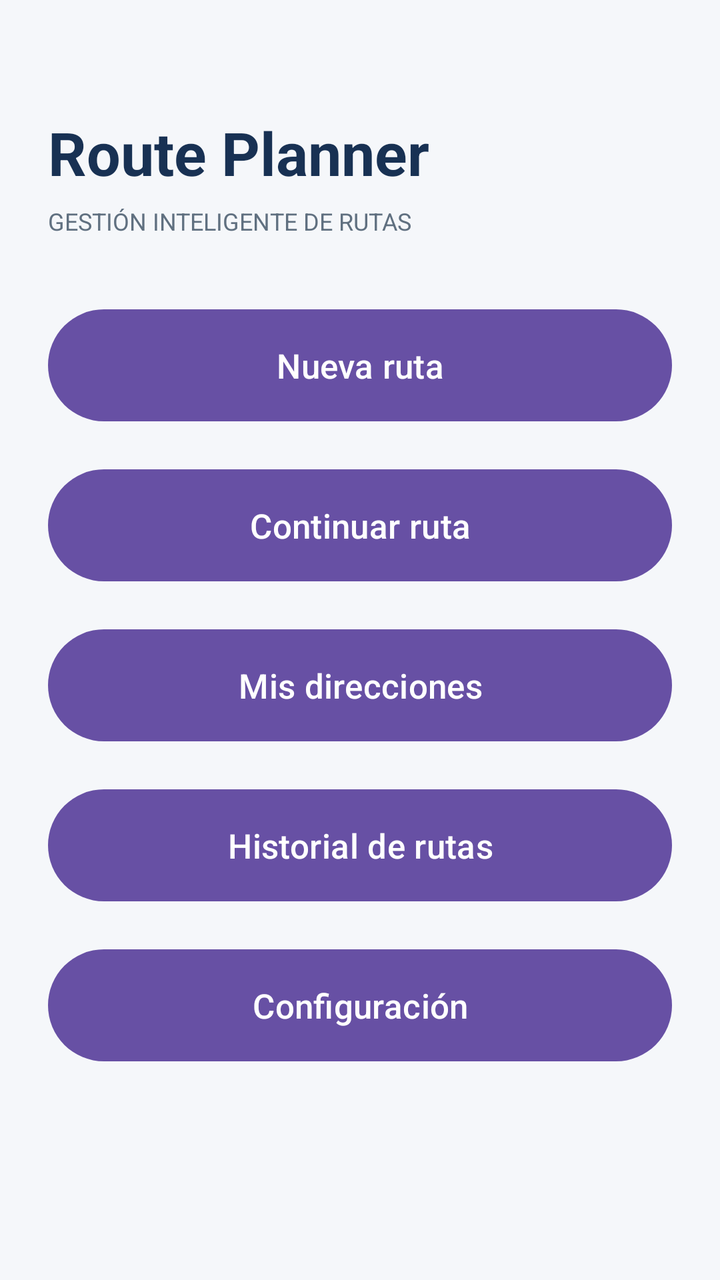
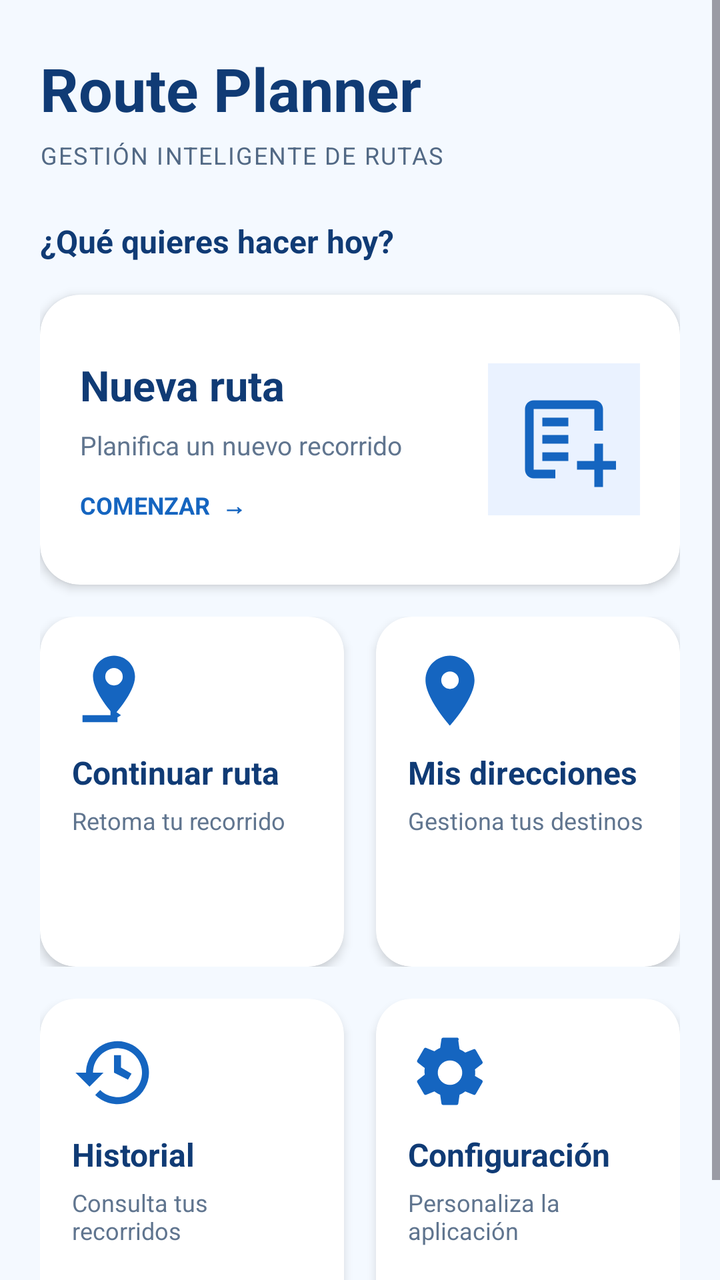

Before-and-after screenshots of an Android layout around one commit, followed by the original layout XML and the change that was made.
<!-- AndroidManifest.xml: application theme Theme.RoutePlanner -->
<!-- res/layout/activity_main.xml -->
<?xml version="1.0" encoding="utf-8"?>
<ScrollView xmlns:android="http://schemas.android.com/apk/res/android"
    android:layout_width="match_parent"
    android:layout_height="match_parent"
    android:fillViewport="true"
    android:background="#F5F7FA">

    <LinearLayout
        android:layout_width="match_parent"
        android:layout_height="wrap_content"
        android:orientation="vertical"
        android:padding="24dp">

        <TextView
            android:layout_width="match_parent"
            android:layout_height="wrap_content"
            android:text="Route Planner"
            android:textSize="30sp"
            android:textStyle="bold"
            android:textColor="#183153"
            android:layout_marginTop="32dp"/>

        <TextView
            android:layout_width="match_parent"
            android:layout_height="wrap_content"
            android:text="GESTIÓN INTELIGENTE DE RUTAS"
            android:textSize="12sp"
            android:textColor="#607080"
            android:layout_marginTop="6dp"
            android:layout_marginBottom="32dp"/>

        <Button
            android:id="@+id/btnNewRoute"
            android:layout_width="match_parent"
            android:layout_height="64dp"
            android:text="Nueva ruta"
            android:textSize="17sp"/>

        <Button
            android:id="@+id/btnContinueRoute"
            android:layout_width="match_parent"
            android:layout_height="64dp"
            android:text="Continuar ruta"
            android:textSize="17sp"
            android:layout_marginTop="16dp"/>

        <Button
            android:id="@+id/btnDestinations"
            android:layout_width="match_parent"
            android:layout_height="64dp"
            android:text="Mis direcciones"
            android:textSize="17sp"
            android:layout_marginTop="16dp"/>

        <Button
            android:id="@+id/btnHistory"
            android:layout_width="match_parent"
            android:layout_height="64dp"
            android:text="Historial de rutas"
            android:textSize="17sp"
            android:layout_marginTop="16dp"/>

        <Button
            android:id="@+id/btnSettings"
            android:layout_width="match_parent"
            android:layout_height="64dp"
            android:text="Configuración"
            android:textSize="17sp"
            android:layout_marginTop="16dp"/>

    </LinearLayout>
</ScrollView>
<!-- resources referenced by this layout -->
<resources>
  <style name="Base.Theme.RoutePlanner" parent="Theme.Material3.DayNight.NoActionBar">
          
          
      </style>
  <!-- unchanged entries left out for length: 1 -->
</resources>

<!-- the commit's change to res/layout/activity_main.xml (unified diff, before → after) -->
@@ -1,72 +1,322 @@
 <?xml version="1.0" encoding="utf-8"?>
-<ScrollView xmlns:android="http://schemas.android.com/apk/res/android"
+<ScrollView
+    xmlns:android="http://schemas.android.com/apk/res/android"
+    xmlns:app="http://schemas.android.com/apk/res-auto"
     android:layout_width="match_parent"
     android:layout_height="match_parent"
     android:fillViewport="true"
-    android:background="#F5F7FA">
+    android:background="#F4F9FF">
 
     <LinearLayout
         android:layout_width="match_parent"
         android:layout_height="wrap_content"
         android:orientation="vertical"
-        android:padding="24dp">
-
+        android:padding="20dp">
+
+        
         <TextView
             android:layout_width="match_parent"
             android:layout_height="wrap_content"
             android:text="Route Planner"
             android:textSize="30sp"
             android:textStyle="bold"
-            android:textColor="#183153"
-            android:layout_marginTop="32dp"/>
+            android:textColor="#103B75"
+            android:layout_marginTop="4dp"/>
 
         <TextView
             android:layout_width="match_parent"
             android:layout_height="wrap_content"
             android:text="GESTIÓN INTELIGENTE DE RUTAS"
             android:textSize="12sp"
-            android:textColor="#607080"
-            android:layout_marginTop="6dp"
-            android:layout_marginBottom="32dp"/>
-
-        <Button
-            android:id="@+id/btnNewRoute"
-            android:layout_width="match_parent"
-            android:layout_height="64dp"
-            android:text="Nueva ruta"
-            android:textSize="17sp"/>
-
-        <Button
-            android:id="@+id/btnContinueRoute"
-            android:layout_width="match_parent"
-            android:layout_height="64dp"
-            android:text="Continuar ruta"
-            android:textSize="17sp"
-            android:layout_marginTop="16dp"/>
-
-        <Button
-            android:id="@+id/btnDestinations"
-            android:layout_width="match_parent"
-            android:layout_height="64dp"
-            android:text="Mis direcciones"
-            android:textSize="17sp"
-            android:layout_marginTop="16dp"/>
-
-        <Button
-            android:id="@+id/btnHistory"
-            android:layout_width="match_parent"
-            android:layout_height="64dp"
-            android:text="Historial de rutas"
-            android:textSize="17sp"
-            android:layout_marginTop="16dp"/>
-
-        <Button
-            android:id="@+id/btnSettings"
-            android:layout_width="match_parent"
-            android:layout_height="64dp"
-            android:text="Configuración"
-            android:textSize="17sp"
-            android:layout_marginTop="16dp"/>
+            android:textColor="#526985"
+            android:letterSpacing="0.06"
+            android:layout_marginTop="5dp"/>
+
+        <TextView
+            android:layout_width="match_parent"
+            android:layout_height="wrap_content"
+            android:text="¿Qué quieres hacer hoy?"
+            android:textSize="16sp"
+            android:textStyle="bold"
+            android:textColor="#103B75"
+            android:layout_marginTop="24dp"
+            android:layout_marginBottom="16dp"/>
+
+        
+        <com.google.android.material.card.MaterialCardView
+            android:id="@+id/cvNewRoute"
+            android:layout_width="match_parent"
+            android:layout_height="145dp"
+            android:clickable="true"
+            android:focusable="true"
+            android:foreground="?attr/selectableItemBackground"
+            app:cardBackgroundColor="#FFFFFF"
+            app:cardCornerRadius="20dp"
+            app:cardElevation="3dp"
+            app:strokeWidth="0dp">
+
+            <LinearLayout
+                android:layout_width="match_parent"
+                android:layout_height="match_parent"
+                android:orientation="horizontal"
+                android:gravity="center_vertical"
+                android:padding="20dp">
+
+                <LinearLayout
+                    android:layout_width="0dp"
+                    android:layout_height="wrap_content"
+                    android:layout_weight="1"
+                    android:orientation="vertical">
+
+                    <TextView
+                        android:layout_width="wrap_content"
+                        android:layout_height="wrap_content"
+                        android:text="Nueva ruta"
+                        android:textSize="21sp"
+                        android:textStyle="bold"
+                        android:textColor="#103B75"/>
+
+                    <TextView
+                        android:layout_width="wrap_content"
+                        android:layout_height="wrap_content"
+                        android:text="Planifica un nuevo recorrido"
+                        android:textSize="13sp"
+                        android:textColor="#60758F"
+                        android:layout_marginTop="7dp"/>
+
+                    <TextView
+                        android:layout_width="wrap_content"
+                        android:layout_height="wrap_content"
+                        android:text="COMENZAR  →"
+                        android:textSize="12sp"
+                        android:textStyle="bold"
+                        android:textColor="#1565C0"
+                        android:layout_marginTop="13dp"/>
+
+                </LinearLayout>
+
+                <ImageView
+                    android:layout_width="76dp"
+                    android:layout_height="76dp"
+                    android:src="@drawable/ic_add_route"
+                    android:background="#EAF2FF"
+                    android:padding="12dp"
+                    android:contentDescription="Nueva ruta"/>
+
+            </LinearLayout>
+
+        </com.google.android.material.card.MaterialCardView>
+
+        
+        <LinearLayout
+            android:layout_width="match_parent"
+            android:layout_height="wrap_content"
+            android:orientation="horizontal"
+            android:layout_marginTop="16dp">
+
+            
+            <com.google.android.material.card.MaterialCardView
+                android:id="@+id/cvContinueRoute"
+                android:layout_width="0dp"
+                android:layout_height="175dp"
+                android:layout_weight="1"
+                android:layout_marginEnd="8dp"
+                android:clickable="true"
+                android:focusable="true"
+                android:foreground="?attr/selectableItemBackground"
+                app:cardBackgroundColor="#FFFFFF"
+                app:cardCornerRadius="18dp"
+                app:cardElevation="3dp"
+                app:strokeWidth="0dp">
+
+                <LinearLayout
+                    android:layout_width="match_parent"
+                    android:layout_height="match_parent"
+                    android:orientation="vertical"
+                    android:padding="16dp">
+
+                    <ImageView
+                        android:layout_width="42dp"
+                        android:layout_height="42dp"
+                        android:src="@drawable/ic_continue_route"
+                        android:contentDescription="Continuar ruta"/>
+
+                    <TextView
+                        android:layout_width="wrap_content"
+                        android:layout_height="wrap_content"
+                        android:text="Continuar ruta"
+                        android:textSize="16sp"
+                        android:textStyle="bold"
+                        android:textColor="#103B75"
+                        android:layout_marginTop="9dp"/>
+
+                    <TextView
+                        android:layout_width="wrap_content"
+                        android:layout_height="wrap_content"
+                        android:text="Retoma tu recorrido"
+                        android:textSize="12sp"
+                        android:textColor="#60758F"
+                        android:layout_marginTop="5dp"/>
+
+                </LinearLayout>
+
+            </com.google.android.material.card.MaterialCardView>
+
+            
+            <com.google.android.material.card.MaterialCardView
+                android:id="@+id/cvDestinations"
+                android:layout_width="0dp"
+                android:layout_height="175dp"
+                android:layout_weight="1"
+                android:layout_marginStart="8dp"
+                android:clickable="true"
+                android:focusable="true"
+                android:foreground="?attr/selectableItemBackground"
+                app:cardBackgroundColor="#FFFFFF"
+                app:cardCornerRadius="18dp"
+                app:cardElevation="3dp"
+                app:strokeWidth="0dp">
+
+                <LinearLayout
+                    android:layout_width="match_parent"
+                    android:layout_height="match_parent"
+                    android:orientation="vertical"
+                    android:padding="16dp">
+
+                    <ImageView
+                        android:layout_width="42dp"
+                        android:layout_height="42dp"
+                        android:src="@drawable/ic_destinations"
+                        android:contentDescription="Mis direcciones"/>
+
+                    <TextView
+                        android:layout_width="wrap_content"
+                        android:layout_height="wrap_content"
+                        android:text="Mis direcciones"
+                        android:textSize="16sp"
+                        android:textStyle="bold"
+                        android:textColor="#103B75"
+                        android:layout_marginTop="9dp"/>
+
+                    <TextView
+                        android:layout_width="wrap_content"
+                        android:layout_height="wrap_content"
+                        android:text="Gestiona tus destinos"
+                        android:textSize="12sp"
+                        android:textColor="#60758F"
+                        android:layout_marginTop="5dp"/>
+
+                </LinearLayout>
+
+            </com.google.android.material.card.MaterialCardView>
+
+        </LinearLayout>
+
+        
+        <LinearLayout
+            android:layout_width="match_parent"
+            android:layout_height="wrap_content"
+            android:orientation="horizontal"
+            android:layout_marginTop="16dp">
+
+            
+            <com.google.android.material.card.MaterialCardView
+                android:id="@+id/cvHistory"
+                android:layout_width="0dp"
+                android:layout_height="175dp"
+                android:layout_weight="1"
+                android:layout_marginEnd="8dp"
+                android:clickable="true"
+                android:focusable="true"
+                android:foreground="?attr/selectableItemBackground"
+                app:cardBackgroundColor="#FFFFFF"
+                app:cardCornerRadius="18dp"
+                app:cardElevation="3dp"
+                app:strokeWidth="0dp">
+
+                <LinearLayout
+                    android:layout_width="match_parent"
+                    android:layout_height="match_parent"
+                    android:orientation="vertical"
+                    android:padding="16dp">
+
+                    <ImageView
+                        android:layout_width="42dp"
+                        android:layout_height="42dp"
+                        android:src="@drawable/ic_history"
+                        android:contentDescription="Historial"/>
+
+                    <TextView
+                        android:layout_width="wrap_content"
+                        android:layout_height="wrap_content"
+                        android:text="Historial"
+                        android:textSize="16sp"
+                        android:textStyle="bold"
+                        android:textColor="#103B75"
+                        android:layout_marginTop="9dp"/>
+
+                    <TextView
+                        android:layout_width="wrap_content"
+                        android:layout_height="wrap_content"
+                        android:text="Consulta tus recorridos"
+                        android:textSize="12sp"
+                        android:textColor="#60758F"
+                        android:layout_marginTop="5dp"/>
+
+                </LinearLayout>
+
+            </com.google.android.material.card.MaterialCardView>
+
+            
+            <com.google.android.material.card.MaterialCardView
+                android:id="@+id/cvSettings"
+                android:layout_width="0dp"
+                android:layout_height="175dp"
+                android:layout_weight="1"
+                android:layout_marginStart="8dp"
+                android:clickable="true"
+                android:focusable="true"
+                android:foreground="?attr/selectableItemBackground"
+                app:cardBackgroundColor="#FFFFFF"
+                app:cardCornerRadius="18dp"
+                app:cardElevation="3dp"
+                app:strokeWidth="0dp">
+
+                <LinearLayout
+                    android:layout_width="match_parent"
+                    android:layout_height="match_parent"
+                    android:orientation="vertical"
+                    android:padding="16dp">
+
+                    <ImageView
+                        android:layout_width="42dp"
+                        android:layout_height="42dp"
+                        android:src="@drawable/ic_settings"
+                        android:contentDescription="Configuración"/>
+
+                    <TextView
+                        android:layout_width="wrap_content"
+                        android:layout_height="wrap_content"
+                        android:text="Configuración"
+                        android:textSize="16sp"
+                        android:textStyle="bold"
+                        android:textColor="#103B75"
+                        android:layout_marginTop="9dp"/>
+
+                    <TextView
+                        android:layout_width="wrap_content"
+                        android:layout_height="wrap_content"
+                        android:text="Personaliza la aplicación"
+                        android:textSize="12sp"
+                        android:textColor="#60758F"
+                        android:layout_marginTop="5dp"/>
+
+                </LinearLayout>
+
+            </com.google.android.material.card.MaterialCardView>
+
+        </LinearLayout>
 
     </LinearLayout>
+
 </ScrollView>
<!-- resource entries referenced after the edit -->
@@ -1,9 +1,154 @@
 <!-- resources referenced by this layout -->
 <resources>
+  <!-- drawable ic_add_route (drawable) -->
+  <vector xmlns:android="http://schemas.android.com/apk/res/android"
+      android:width="48dp"
+      android:height="48dp"
+      android:viewportWidth="24"
+      android:viewportHeight="24">
+      <path
+          android:fillColor="#1565C0"
+          android:pathData="M19,3H5C3.9,3 3,3.9 3,5v14c0,1.1 0.9,2 2,2h5v-2H5V5h14v5h2V5c0,-1.1 -0.9,-2 -2,-2zM13,7H7v2h6V7zM13,11H7v2h6v-2zM13,15H7v2h6v-2zM19,13v4h-4v2h4v4h2v-4h4v-2h-4v-4z"/>
+  </vector>
+  <!-- drawable ic_continue_route (drawable) -->
+  <vector xmlns:android="http://schemas.android.com/apk/res/android"
+      android:width="48dp"
+      android:height="48dp"
+      android:viewportWidth="24"
+      android:viewportHeight="24">
+      <path
+          android:fillColor="#1565C0"
+          android:pathData="M12,2C8.69,2 6,4.69 6,8c0,4.5 6,11 6,11s6,-6.5 6,-11c0,-3.31 -2.69,-6 -6,-6zM12,10.5A2.5,2.5 0,1 1,12 5.5a2.5,2.5 0,0 1,0 5z"/>
+      <path
+          android:fillColor="#1565C0"
+          android:pathData="M3,19h10v2H3zM11,17l3,2 -3,2z"/>
+  </vector>
+  <!-- drawable ic_destinations (drawable) -->
+  <vector xmlns:android="http://schemas.android.com/apk/res/android"
+      android:width="48dp"
+      android:height="48dp"
+      android:viewportWidth="24"
+      android:viewportHeight="24">
+      <path
+          android:fillColor="#1565C0"
+          android:pathData="M12,2C8.13,2 5,5.13 5,9c0,5.25 7,13 7,13s7,-7.75 7,-13c0,-3.87 -3.13,-7 -7,-7zM12,11.5A2.5,2.5 0,1 1,12 6.5a2.5,2.5 0,0 1,0 5z"/>
+  </vector>
+  <!-- drawable ic_history (drawable) -->
+  <vector xmlns:android="http://schemas.android.com/apk/res/android"
+      android:width="48dp"
+      android:height="48dp"
+      android:viewportWidth="24"
+      android:viewportHeight="24">
+      <path
+          android:fillColor="#1565C0"
+          android:pathData="M13,3a9,9 0,0 0,-9 9H1l4,4 4,-4H6a7,7 0,1 1,2.05 4.95l-1.42,1.42A9,9 0,1 0,13 3zM12,7v5l4,2 1,-1.73 -3,-1.77V7z"/>
+  </vector>
+  <!-- drawable ic_settings (drawable) -->
+  <vector xmlns:android="http://schemas.android.com/apk/res/android"
+      android:width="48dp"
+      android:height="48dp"
+      android:viewportWidth="24"
+      android:viewportHeight="24">
+      <path
+          android:fillColor="#1565C0"
+          android:pathData="M19.14,12.94c0.04,-0.31 0.06,-0.62 0.06,-0.94s-0.02,-0.63 -0.07,-0.94l2.03,-1.58a0.5,0.5 0,0 0,0.12 -0.64l-1.92,-3.32a0.5,0.5 0,0 0,-0.61 -0.22l-2.39,0.96a7.28,7.28 0,0 0,-1.63 -0.94L14.37,2.8A0.49,0.49 0,0 0,13.88 2h-3.84a0.49,0.49 0,0 0,-0.49 0.41L9.19,4.94c-0.59,0.23 -1.13,0.55 -1.63,0.94l-2.39,-0.96a0.5,0.5 0,0 0,-0.61 0.22L2.64,8.46a0.5,0.5 0,0 0,0.12 0.64l2.03,1.58c-0.05,0.31 -0.08,0.63 -0.08,0.94s0.03,0.63 0.08,0.94l-2.03,1.58a0.5,0.5 0,0 0,-0.12 0.64l1.92,3.32a0.5,0.5 0,0 0,0.61 0.22l2.39,-0.96c0.5,0.39 1.04,0.71 1.63,0.94l0.36,2.53a0.49,0.49 0,0 0,0.49 0.41h3.84a0.49,0.49 0,0 0,0.49 -0.41l0.36,-2.53c0.59,-0.23 1.13,-0.55 1.63,-0.94l2.39,0.96a0.5,0.5 0,0 0,0.61 -0.22l1.92,-3.32a0.5,0.5 0,0 0,-0.12 -0.64zM12,15.5a3.5,3.5 0,1 1,0 -7a3.5,3.5 0,0 1,0 7z"/>
+  </vector>
   <style name="Base.Theme.RoutePlanner" parent="Theme.Material3.DayNight.NoActionBar">
           
           
+          <item name="colorPrimary">@color/md_theme_primary</item>
+          <item name="colorOnPrimary">@color/md_theme_onPrimary</item>
+          <item name="colorPrimaryContainer">@color/md_theme_primaryContainer</item>
+          <item name="colorOnPrimaryContainer">@color/md_theme_onPrimaryContainer</item>
+          <item name="colorSecondary">@color/md_theme_secondary</item>
+          <item name="colorOnSecondary">@color/md_theme_onSecondary</item>
+          <item name="colorSecondaryContainer">@color/md_theme_secondaryContainer</item>
+          <item name="colorOnSecondaryContainer">@color/md_theme_onSecondaryContainer</item>
+          <item name="colorTertiary">@color/md_theme_tertiary</item>
+          <item name="colorOnTertiary">@color/md_theme_onTertiary</item>
+          <item name="colorTertiaryContainer">@color/md_theme_tertiaryContainer</item>
+          <item name="colorOnTertiaryContainer">@color/md_theme_onTertiaryContainer</item>
+          <item name="colorError">@color/md_theme_error</item>
+          <item name="colorOnError">@color/md_theme_onError</item>
+          <item name="colorErrorContainer">@color/md_theme_errorContainer</item>
+          <item name="colorOnErrorContainer">@color/md_theme_onErrorContainer</item>
+          <item name="android:colorBackground">@color/md_theme_background</item>
+          <item name="colorOnBackground">@color/md_theme_onBackground</item>
+          <item name="colorSurface">@color/md_theme_surface</item>
+          <item name="colorOnSurface">@color/md_theme_onSurface</item>
+          <item name="colorSurfaceVariant">@color/md_theme_surfaceVariant</item>
+          <item name="colorOnSurfaceVariant">@color/md_theme_onSurfaceVariant</item>
+          <item name="colorOutline">@color/md_theme_outline</item>
+          <item name="colorOutlineVariant">@color/md_theme_outlineVariant</item>
+          <item name="colorSurfaceInverse">@color/md_theme_inverseSurface</item>
+          <item name="colorOnSurfaceInverse">@color/md_theme_inverseOnSurface</item>
+          <item name="colorPrimaryInverse">@color/md_theme_inversePrimary</item>
+          <item name="colorPrimaryFixed">@color/md_theme_primaryFixed</item>
+          <item name="colorOnPrimaryFixed">@color/md_theme_onPrimaryFixed</item>
+          <item name="colorPrimaryFixedDim">@color/md_theme_primaryFixedDim</item>
+          <item name="colorOnPrimaryFixedVariant">@color/md_theme_onPrimaryFixedVariant</item>
+          <item name="colorSecondaryFixed">@color/md_theme_secondaryFixed</item>
+          <item name="colorOnSecondaryFixed">@color/md_theme_onSecondaryFixed</item>
+          <item name="colorSecondaryFixedDim">@color/md_theme_secondaryFixedDim</item>
+          <item name="colorOnSecondaryFixedVariant">@color/md_theme_onSecondaryFixedVariant</item>
+          <item name="colorTertiaryFixed">@color/md_theme_tertiaryFixed</item>
+          <item name="colorOnTertiaryFixed">@color/md_theme_onTertiaryFixed</item>
+          <item name="colorTertiaryFixedDim">@color/md_theme_tertiaryFixedDim</item>
+          <item name="colorOnTertiaryFixedVariant">@color/md_theme_onTertiaryFixedVariant</item>
+          <item name="colorSurfaceDim">@color/md_theme_surfaceDim</item>
+          <item name="colorSurfaceBright">@color/md_theme_surfaceBright</item>
+          <item name="colorSurfaceContainerLowest">@color/md_theme_surfaceContainerLowest</item>
+          <item name="colorSurfaceContainerLow">@color/md_theme_surfaceContainerLow</item>
+          <item name="colorSurfaceContainer">@color/md_theme_surfaceContainer</item>
+          <item name="colorSurfaceContainerHigh">@color/md_theme_surfaceContainerHigh</item>
+          <item name="colorSurfaceContainerHighest">@color/md_theme_surfaceContainerHighest</item>
       </style>
+  <color name="md_theme_primary">#415F91</color>
+  <color name="md_theme_onPrimary">#FFFFFF</color>
+  <color name="md_theme_primaryContainer">#D6E3FF</color>
+  <color name="md_theme_onPrimaryContainer">#284777</color>
+  <color name="md_theme_secondary">#565F71</color>
+  <color name="md_theme_onSecondary">#FFFFFF</color>
+  <color name="md_theme_secondaryContainer">#DAE2F9</color>
+  <color name="md_theme_onSecondaryContainer">#3E4759</color>
+  <color name="md_theme_tertiary">#705575</color>
+  <color name="md_theme_onTertiary">#FFFFFF</color>
+  <color name="md_theme_tertiaryContainer">#FAD8FD</color>
+  <color name="md_theme_onTertiaryContainer">#573E5C</color>
+  <color name="md_theme_error">#BA1A1A</color>
+  <color name="md_theme_onError">#FFFFFF</color>
+  <color name="md_theme_errorContainer">#FFDAD6</color>
+  <color name="md_theme_onErrorContainer">#93000A</color>
+  <color name="md_theme_background">#F9F9FF</color>
+  <color name="md_theme_onBackground">#191C20</color>
+  <color name="md_theme_surface">#F9F9FF</color>
+  <color name="md_theme_onSurface">#191C20</color>
+  <color name="md_theme_surfaceVariant">#E0E2EC</color>
+  <color name="md_theme_onSurfaceVariant">#44474E</color>
+  <color name="md_theme_outline">#74777F</color>
+  <color name="md_theme_outlineVariant">#C4C6D0</color>
+  <color name="md_theme_inverseSurface">#2E3036</color>
+  <color name="md_theme_inverseOnSurface">#F0F0F7</color>
+  <color name="md_theme_inversePrimary">#AAC7FF</color>
+  <color name="md_theme_primaryFixed">#D6E3FF</color>
+  <color name="md_theme_onPrimaryFixed">#001B3E</color>
+  <color name="md_theme_primaryFixedDim">#AAC7FF</color>
+  <color name="md_theme_onPrimaryFixedVariant">#284777</color>
+  <color name="md_theme_secondaryFixed">#DAE2F9</color>
+  <color name="md_theme_onSecondaryFixed">#131C2B</color>
+  <color name="md_theme_secondaryFixedDim">#BEC6DC</color>
+  <color name="md_theme_onSecondaryFixedVariant">#3E4759</color>
+  <color name="md_theme_tertiaryFixed">#FAD8FD</color>
+  <color name="md_theme_onTertiaryFixed">#28132E</color>
+  <color name="md_theme_tertiaryFixedDim">#DDBCE0</color>
+  <color name="md_theme_onTertiaryFixedVariant">#573E5C</color>
+  <color name="md_theme_surfaceDim">#D9D9E0</color>
+  <color name="md_theme_surfaceBright">#F9F9FF</color>
+  <color name="md_theme_surfaceContainerLowest">#FFFFFF</color>
+  <color name="md_theme_surfaceContainerLow">#F3F3FA</color>
+  <color name="md_theme_surfaceContainer">#EDEDF4</color>
+  <color name="md_theme_surfaceContainerHigh">#E7E8EE</color>
+  <color name="md_theme_surfaceContainerHighest">#E2E2E9</color>
   <!-- unchanged entries left out for length: 1 -->
 </resources>
 
